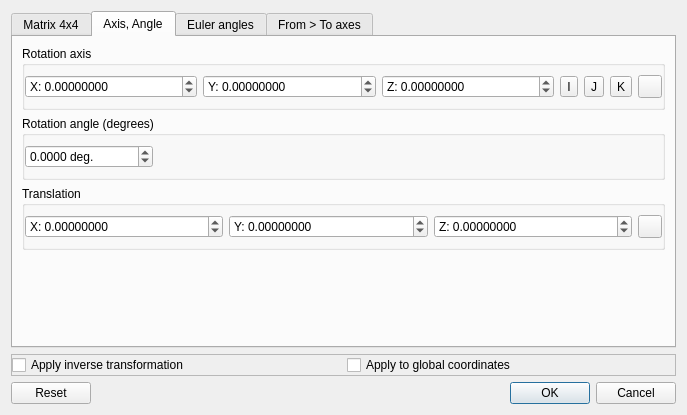
First picture: the form in qCC/ui_templates/applyTransformationDlg.ui, repository CloudCompare/CloudCompare, before the edit.
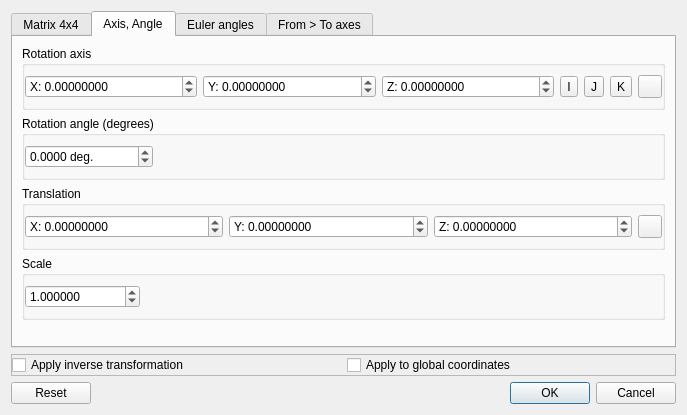
Second picture: the form after the edit. The open tabs and pages were chosen to show the change. Icons and pictures are not drawn.

Commit message: The 'Apply transformation' tool now tries to handle rotation scaling separately (with a dedicated field, assuming it's the same scaling for all dimensions)

```diff
--- a/qCC/ui_templates/applyTransformationDlg.ui
+++ b/qCC/ui_templates/applyTransformationDlg.ui
@@ -410,6 +410,53 @@
          </layout>
         </widget>
        </item>
+       <item>
+        <widget class="QGroupBox" name="rotAngleGroupBox_2">
+         <property name="title">
+          <string>Scale</string>
+         </property>
+         <property name="flat">
+          <bool>true</bool>
+         </property>
+         <layout class="QHBoxLayout" name="horizontalLayout_11">
+          <property name="leftMargin">
+           <number>0</number>
+          </property>
+          <property name="rightMargin">
+           <number>0</number>
+          </property>
+          <item>
+           <widget class="QDoubleSpinBox" name="scaleDoubleSpinBox">
+            <property name="decimals">
+             <number>6</number>
+            </property>
+            <property name="minimum">
+             <double>-1000000000.000000000000000</double>
+            </property>
+            <property name="maximum">
+             <double>1000000000.000000000000000</double>
+            </property>
+            <property name="value">
+             <double>1.000000000000000</double>
+            </property>
+           </widget>
+          </item>
+          <item>
+           <spacer name="horizontalSpacer_3">
+            <property name="orientation">
+             <enum>Qt::Horizontal</enum>
+            </property>
+            <property name="sizeHint" stdset="0">
+             <size>
+              <width>247</width>
+              <height>20</height>
+             </size>
+            </property>
+           </spacer>
+          </item>
+         </layout>
+        </widget>
+       </item>
        <item>
         <spacer name="verticalSpacer">
          <property name="orientation">
```
Left out of the diff: 94 changed lines with no effect on the pictures. The commit also changes 3 other files.
